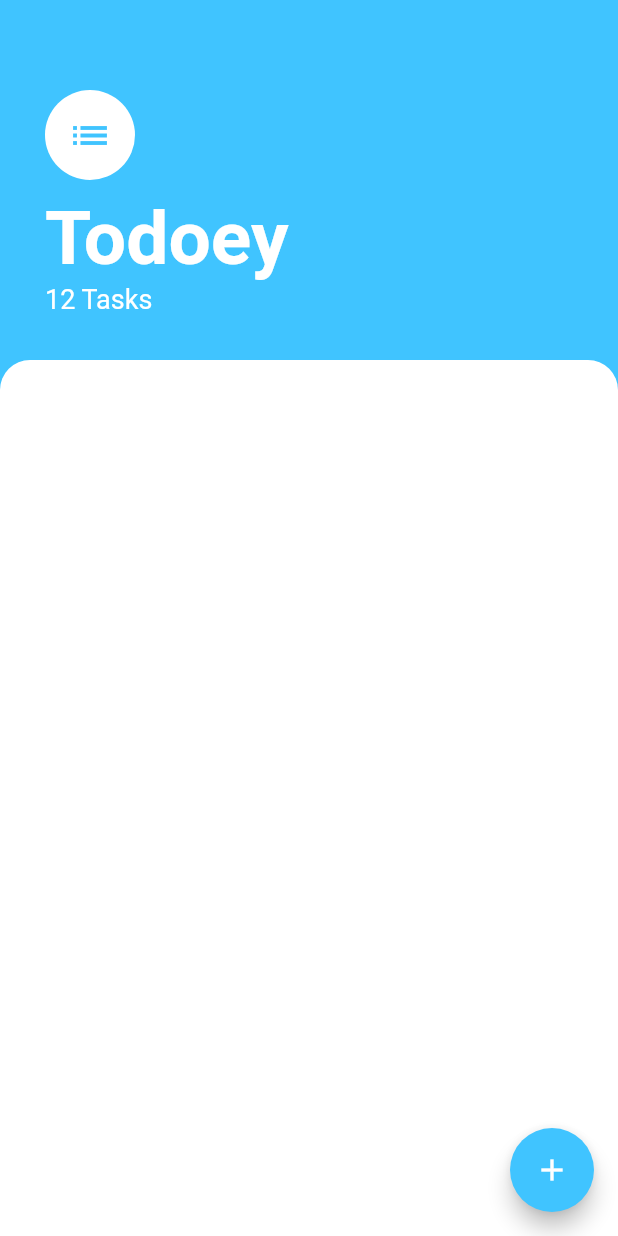
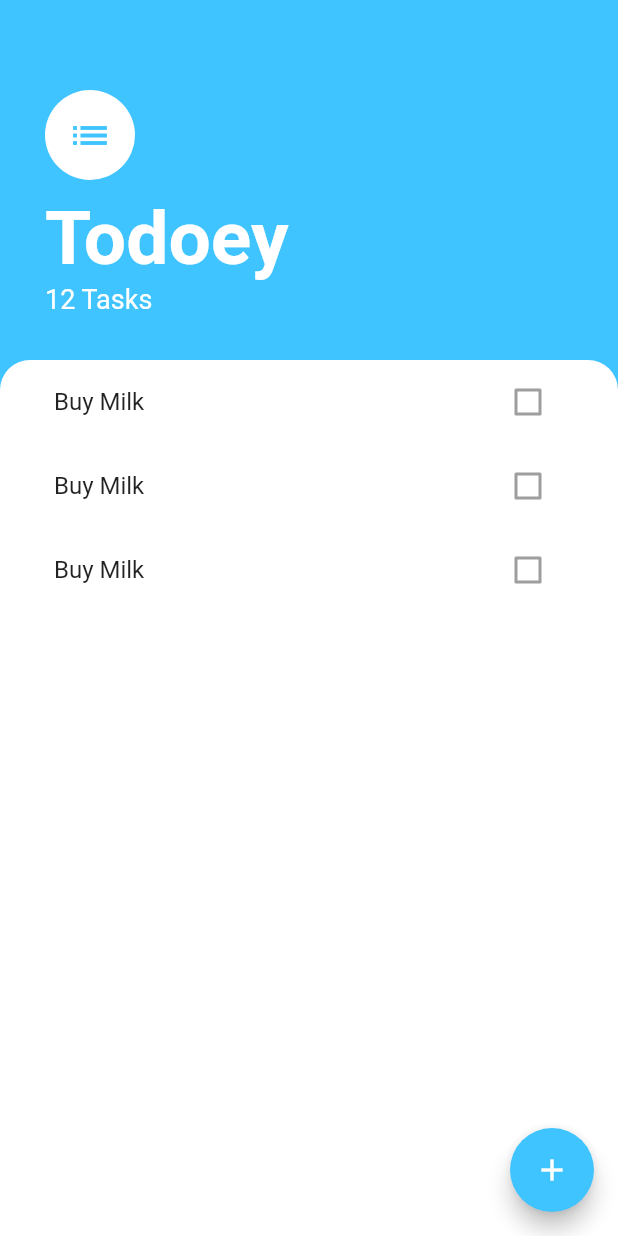
Before and after one commit to anveshkolluri93/todoe_flutter, a Flutter app: the screen it shows after launch, on a phone screen of 412 x 824 dp. Run offline on Flutter 3.47's test engine with Material 2 defaults, Android fonts, the phone set to English and light mode, and no system bars.

Commit message:
Added task list ListView and tasktiles

```diff
--- a/lib/screens/tasks_screen.dart
+++ b/lib/screens/tasks_screen.dart
@@ -1,4 +1,5 @@
 import 'package:flutter/material.dart';
+import 'package:todo_flutter/widgets/tasks_list.dart';
 
 class TasksScreen extends StatelessWidget {
   @override
@@ -48,6 +49,7 @@ class TasksScreen extends StatelessWidget {
             ),
             Expanded(
               child: Container(
+                padding: EdgeInsets.symmetric(horizontal: 20.0),
                 decoration: BoxDecoration(
                   color: Colors.white,
                   borderRadius: BorderRadius.only(
@@ -55,6 +57,7 @@ class TasksScreen extends StatelessWidget {
                     topRight: Radius.circular(20.0),
                   ),
                 ),
+                child: TaskList(),
               ),
             )
           ],
--- /dev/null
+++ b/lib/widgets/tasks_list.dart
@@ -0,0 +1,15 @@
+import 'package:flutter/material.dart';
+import 'package:todo_flutter/widgets/tasks_tile.dart';
+
+class TaskList extends StatelessWidget {
+  @override
+  Widget build(BuildContext context) {
+    return ListView(
+      children: <Widget>[
+        TaskTile(),
+        TaskTile(),
+        TaskTile(),
+      ],
+    );
+  }
+}
--- /dev/null
+++ b/lib/widgets/tasks_tile.dart
@@ -0,0 +1,16 @@
+import 'package:flutter/material.dart';
+
+class TaskTile extends StatelessWidget {
+  @override
+  Widget build(BuildContext context) {
+    return ListTile(
+      title: Text('Buy Milk'),
+      trailing: Checkbox(
+        value: false,
+        onChanged: null,
+        checkColor: Colors.black,
+        activeColor: Colors.black,
+      ),
+    );
+  }
+}
```
